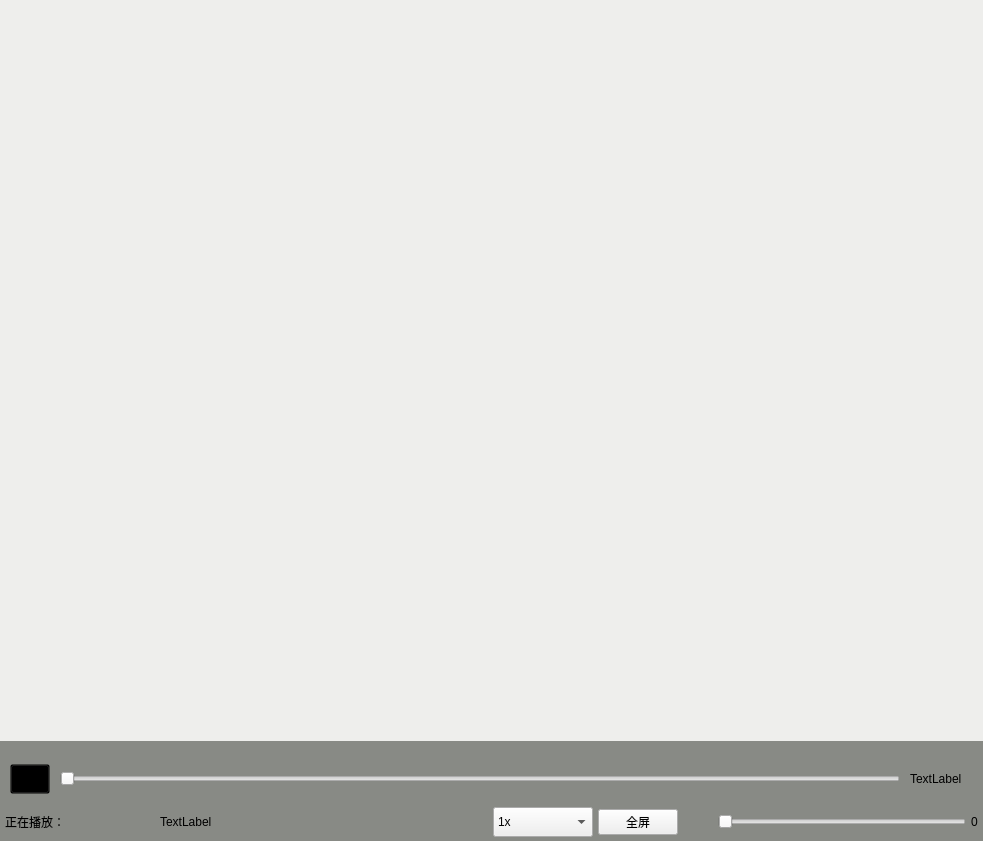
Qt form videoplay.ui (Westle2/UOS-Qt4.8.1-Cpp-MediaPlayer) before a commit.
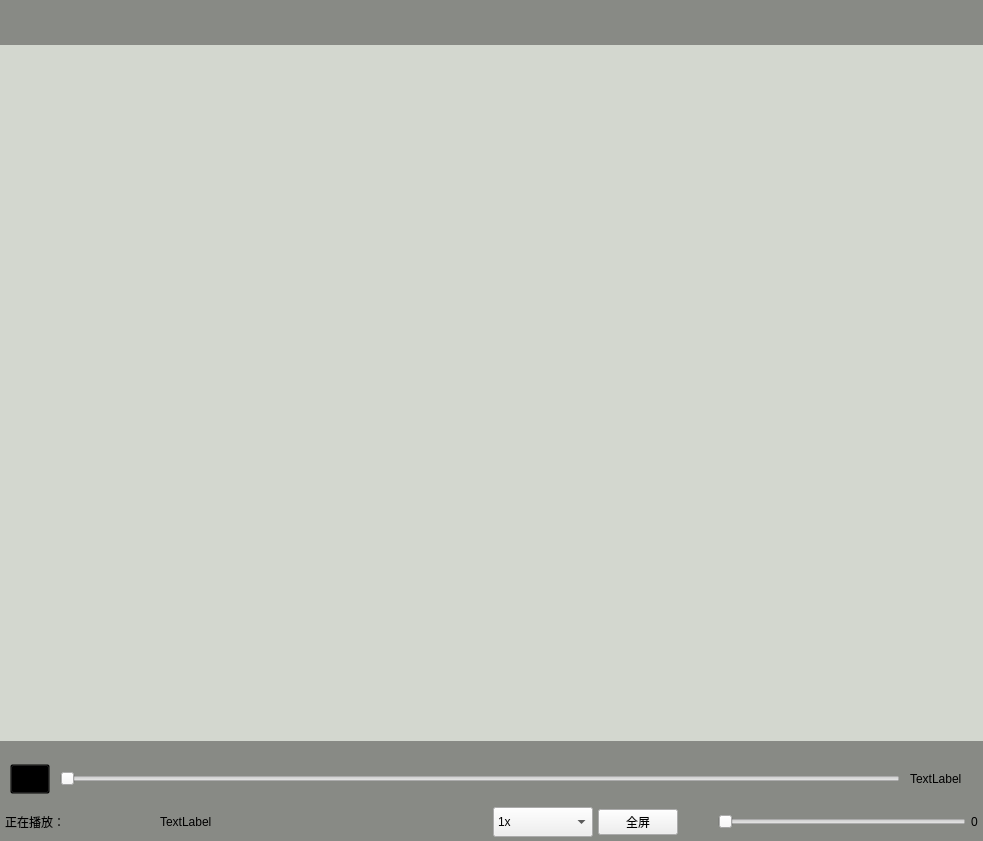
The same form after that commit. Icons and pictures are not drawn.

Diff of the .ui file:
```diff
--- a/videoplay.ui
+++ b/videoplay.ui
@@ -15,7 +15,7 @@
   </property>
   <property name="styleSheet">
    <string notr="true">#VideoPlay{
-background-color:rgb(238, 238, 236);
+background-color:rgb(211, 215, 207);
 border-radius:5px;
 }</string>
   </property>
@@ -49,7 +49,28 @@
        <height>45</height>
       </size>
      </property>
+     <property name="styleSheet">
+      <string notr="true">#headWidget{
+background-color:rgb(136, 138, 133);
+border-radius: 10px,10px ,0px,0px;
+}</string>
+     </property>
      <layout class="QHBoxLayout" name="horizontalLayout_3">
+      <property name="spacing">
+       <number>0</number>
+      </property>
+      <property name="leftMargin">
+       <number>0</number>
+      </property>
+      <property name="topMargin">
+       <number>0</number>
+      </property>
+      <property name="rightMargin">
+       <number>0</number>
+      </property>
+      <property name="bottomMargin">
+       <number>0</number>
+      </property>
       <item>
        <spacer name="horizontalSpacer">
         <property name="orientation">
@@ -65,7 +86,59 @@
       </item>
       <item>
        <widget class="QWidget" name="CMWidget" native="true">
+        <property name="minimumSize">
+         <size>
+          <width>0</width>
+          <height>40</height>
+         </size>
+        </property>
         <layout class="QHBoxLayout" name="horizontalLayout_4">
+         <property name="spacing">
+          <number>20</number>
+         </property>
+         <item>
+          <widget class="QPushButton" name="miniBut">
+           <property name="minimumSize">
+            <size>
+             <width>15</width>
+             <height>15</height>
+            </size>
+           </property>
+           <property name="maximumSize">
+            <size>
+             <width>20</width>
+             <height>20</height>
+            </size>
+           </property>
+           <property name="styleSheet">
+            <string notr="true">#miniBut{
+background-color:transparent;
+border:none;
+}
+#miniBut:pressed{
+background-color:rgb(238, 238, 236);
+border:none;
+}
+#miniBut:hover{
+background-color:rgb(239, 41, 41);
+border:none;
+}</string>
+           </property>
+           <property name="text">
+            <string/>
+           </property>
+           <property name="icon">
+            <iconset resource="qic.qrc">
+             <normaloff>:/qic/svg/mini.svg</normaloff>:/qic/svg/mini.svg</iconset>
+           </property>
+           <property name="iconSize">
+            <size>
+             <width>25</width>
+             <height>25</height>
+            </size>
+           </property>
+          </widget>
+         </item>
          <item>
           <widget class="QPushButton" name="chMaxBut">
            <property name="minimumSize">
@@ -76,8 +149,8 @@
            </property>
            <property name="maximumSize">
             <size>
-             <width>15</width>
-             <height>15</height>
+             <width>20</width>
+             <height>20</height>
             </size>
            </property>
            <property name="styleSheet">
@@ -109,49 +182,6 @@
            </property>
           </widget>
          </item>
-         <item>
-          <widget class="QPushButton" name="miniBut">
-           <property name="minimumSize">
-            <size>
-             <width>15</width>
-             <height>15</height>
-            </size>
-           </property>
-           <property name="maximumSize">
-            <size>
-             <width>15</width>
-             <height>15</height>
-            </size>
-           </property>
-           <property name="styleSheet">
-            <string notr="true">#miniBut{
-background-color:transparent;
-border:none;
-}
-#miniBut:pressed{
-background-color:rgb(238, 238, 236);
-border:none;
-}
-#miniBut:hover{
-background-color:rgb(239, 41, 41);
-border:none;
-}</string>
-           </property>
-           <property name="text">
-            <string/>
-           </property>
-           <property name="icon">
-            <iconset resource="qic.qrc">
-             <normaloff>:/qic/svg/mini.svg</normaloff>:/qic/svg/mini.svg</iconset>
-           </property>
-           <property name="iconSize">
-            <size>
-             <width>25</width>
-             <height>25</height>
-            </size>
-           </property>
-          </widget>
-         </item>
          <item>
           <widget class="QPushButton" name="closeBut">
            <property name="minimumSize">
@@ -162,8 +192,8 @@
            </property>
            <property name="maximumSize">
             <size>
-             <width>15</width>
-             <height>15</height>
+             <width>20</width>
+             <height>20</height>
             </size>
            </property>
            <property name="styleSheet">
@@ -209,6 +239,12 @@
        <verstretch>0</verstretch>
       </sizepolicy>
      </property>
+     <property name="styleSheet">
+      <string notr="true">#Video{
+background-color:rgb(211, 215, 207);
+border-radius:5px;
+}</string>
+     </property>
     </widget>
    </item>
    <item>
```
